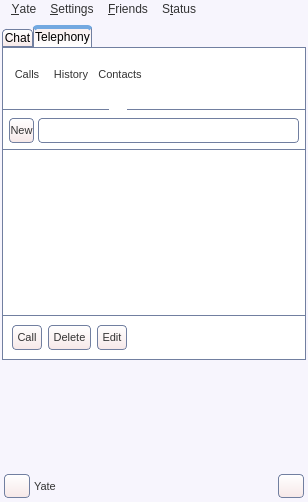
The window that share/skins/default/qt4client.ui (itds-consulting/yate) describes before a commit, drawn with Qt 5.
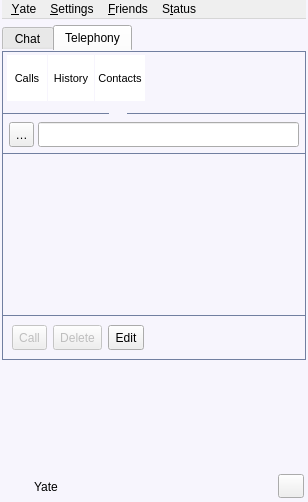
The same window after the commit. The open tabs and pages were chosen to show the change. Icons and pictures are not drawn.

Commit message: Added application stylesheet file. Removed global stylesheet from UI files. Increased font size.

The edit to the form file:
```diff
--- a/share/skins/default/qt4client.ui
+++ b/share/skins/default/qt4client.ui
@@ -37,121 +37,7 @@
    <string>QWidget#mainwindow {
   background:#f7f5fd;
 }
-QMenu {
-  border: 1px solid #717fa0;
-  background: #ffffff;
-  selection-color: #ffffff;
-  selection-background-color: #48a4d7;
-  color:#333333;
-}
-QMenu::item:disabled { color: #bbbbbb;}
-QMenu::separator { color: #a9c2c2;}
-QLabel {
-  color:#333333;
-  font-size: 11px;
-}
-QLineEdit {
-  color:#333333;
-  border: 1px solid #717fa0;
-  border-radius: 4px;
-}
-QListWidget {
-  color:#333333;
-}
-QAbstractButton {
-  border: 1px solid #717fa0;
-  border-radius: 4px;
-  font-size: 11px;
-  color: #333333;
-  background: qlineargradient(x1: 0, y1: 0, x2: 0, y2: 1, stop: 0 #ffffff, stop: 1 #f6e8e8);
-}
-QAbstractButton:hover {
-  background: qlineargradient(x1: 0, y1: 0, x2: 0, y2: 1, stop: 0 #ffffff, stop: 1 #f9f3f3);
-}
-QAbstractButton:pressed {
-  background: qlineargradient(x1: 0, y1: 0, x2: 0, y2: 1, stop: 0 #f6e8e8, stop: 1 #ffffff);
-}
-QComboBox::down-arrow { image: url(cb_arrow.png); }
-QComboBox::down-arrow:on { top: 1px; left: 1px; }
-QComboBox:!editable {
-  padding-left: 2px;
-  padding-right: 2px;
-  border: 1px solid #717fa0;
-  border-radius: 4px;
-}
-QComboBox:editable {
-  padding-left: 2px;
-  padding-right: 24px;
-  border: 1px solid #717fa0;
-  border-radius: 4px;
-}
-QComboBox::drop-down {
-  width: 22px;
-  border-left: 1px solid #717fa0;
-}
-QCheckBox::indicator:checked { image: url(checkbox_on.png); }
-QCheckBox::indicator:unchecked { image: url(checkbox_off.png); }
-QRadioButton::indicator:checked { image: url(radio_on.png); }
-QRadioButton::indicator:unchecked { image: url(radio_off.png); }
-QTreeWidget {
-  border: 0px;
-  background:white;
-  selection-background-color: lightblue;
-}
-QTreeView::branch { background:white; }
-QHeaderView::section {
-  padding-left: 4px;
-  border: 0px;
-  border-right: 1px solid #e3e6e9;
-  border-bottom: 1px solid #a9c2c2;
-  background: qlineargradient(x1: 0, y1: 0, x2: 0, y2: 1, stop: 0 #ffffff, stop: 1 #fbeded);
-}
-QScrollBar {
-  border: 1px solid #717fa0;
-  background: white;
-}
-QScrollBar::handle {
-  background: qlineargradient(x1: 0, y1: 0, x2: 0, y2: 1, stop: 0 #ffffff, stop: 1 #f6e8e8);
-  border: 1px solid #717fa0;
-}
-QScrollBar:vertical {
-  width: 14px;
-  margin: 16px 0px 16px 0px;
-  border-top: 0px;
-  border-bottom: 0px;
-  border-right: 0px;
-}
-QScrollBar:horizontal {
-  height: 14px;
-  margin: 0px 16px 0px 16px;
-  border-left: 0px;
-  border-right: 0px;
-  border-bottom: 0px;
-}
-QScrollBar::add-line {
-  height: 13px;
-  width: 13px;
-  border: 1px solid #717fa0;
-  subcontrol-origin: margin;
-  background: qlineargradient(x1: 0, y1: 0, x2: 0, y2: 1, stop: 0 #ffffff, stop: 1 #f6e8e8);
-}
-QScrollBar::sub-line {
-  height: 13px;
-  width: 13px;
-  border: 1px solid #717fa0;
-  subcontrol-origin: margin;
-  background: qlineargradient(x1: 0, y1: 0, x2: 0, y2: 1, stop: 0 #ffffff, stop: 1 #f6e8e8);
-}
-QScrollBar::handle:vertical { border-left: 0px; border-right: 0px; }
-QScrollBar::handle:horizontal { border-top: 0px; border-bottom: 0px; }
-QScrollBar::add-line:vertical { subcontrol-position: bottom; image: url(scroll_down.png); height: 14px; }
-QScrollBar::sub-line:vertical { subcontrol-position: top; image: url(scroll_up.png); height: 14px; }
-QScrollBar::add-line:horizontal { subcontrol-position: right; image: url(scroll_right.png); width: 14px; }
-QScrollBar::sub-line:horizontal { subcontrol-position: left; image: url(scroll_left.png); width: 14px; }
-QScrollBar::up-arrow:pressed { border: 1px solid #717fa0; }
-QScrollBar::down-arrow:pressed { border: 1px solid #717fa0; }
-QScrollBar::left-arrow:pressed { border: 1px solid #717fa0; }
-QScrollBar::right-arrow:pressed { border: 1px solid #717fa0; }
+
 </string>
   </property>
   <property name="_yate_hideonclose" stdset="0" >
@@ -181,24 +67,6 @@
        <verstretch>0</verstretch>
       </sizepolicy>
      </property>
-     <property name="styleSheet" >
-      <string>QMenuBar { border: 0px; background-color:transparent;}
-QMenuBar::item { color:#333333; }
-QMenuBar::item:selected {
-  background-color: #48a4d7;
-  color: #ffffff;
-}
-QMenu {
-  border: 1px solid #717fa0;
-  background: #ffffff;
-  selection-color: #ffffff;
-  selection-background-color: #48a4d7;
-  color:#333333;
-}
-QMenu::item:disabled { color: #bbbbbb;}
-QMenu::separator { color: #a9c2c2;}
-</string>
-     </property>
      <widget class="QMenu" name="menuYate" >
       <property name="title" >
        <string>&amp;Yate</string>
@@ -306,29 +174,9 @@
      </property>
      <property name="styleSheet" >
       <string>QTabWidget::pane {      
-  border: 0px;
+  border: 0px solid #717fa0;
   border-top: 1px solid #717fa0;
-  background:  #ffffff;
 }
-QTabBar { font: 12px; }
-QTabBar::tab {
-  padding: 1px 1px 1px 1px;
-  background: qlineargradient(x1: 0, y1: 0, x2: 0, y2: 1, stop: 0 #ffffff, stop: 1 #f6e8e8);
-  border: 1px solid #717fa0;
-  border-top-left-radius: 4px;
-  border-top-right-radius: 4px;
-  min-height: 3ex;
-}
-QTabBar::tab:hover { background: qlineargradient(x1: 0, y1: 0, x2: 0, y2: 1, stop: 0 #ffffff, stop: 1 #f9f3f3); }
-QTabBar::tab:selected {
-  border-bottom-color: #ffffff;
-  padding-top: 0px;
-  border-top: 4px solid #73a9e1;
-  border-top-left-radius: 4px;
-  border-top-right-radius: 4px;
-  background: qlineargradient(x1: 0, y1: 0, x2: 0, y2: 1, stop: 0 #f9efef, stop: 1 #ffffff);
-}
-QTabBar::tab:!selected { margin-top: 4px; }
 </string>
      </property>
      <property name="tabShape" >
@@ -2358,79 +2206,32 @@
                  </widget>
                 </item>
                 <item>
-                 <layout class="QHBoxLayout" >
-                  <property name="spacing" >
-                   <number>0</number>
+                 <widget class="QLineEdit" name="search_contact" >
+                  <property name="minimumSize" >
+                   <size>
+                    <width>0</width>
+                    <height>25</height>
+                   </size>
                   </property>
-                  <item>
-                   <widget class="QLabel" name="label_7" >
-                    <property name="sizePolicy" >
-                     <sizepolicy vsizetype="Fixed" hsizetype="Fixed" >
-                      <horstretch>0</horstretch>
-                      <verstretch>0</verstretch>
-                     </sizepolicy>
-                    </property>
-                    <property name="minimumSize" >
-                     <size>
-                      <width>25</width>
-                      <height>25</height>
-                     </size>
-                    </property>
-                    <property name="maximumSize" >
-                     <size>
-                      <width>25</width>
-                      <height>25</height>
-                     </size>
-                    </property>
-                    <property name="styleSheet" >
-                     <string>QLabel {
-  background: white;
-  border: 1px solid #717fa0;
-  border-right: 0px;
-  border-top-left-radius: 4px;
-  border-bottom-left-radius: 4px;
+                  <property name="maximumSize" >
+                   <size>
+                    <width>16777215</width>
+                    <height>25</height>
+                   </size>
+                  </property>
+                  <property name="styleSheet" >
+                   <string>QLineEdit {
+  background-image: url(search.png);
+  background-repeat: no-repeat;
+  background-position: left;
+  padding-left: 20px;
 }
 </string>
-                    </property>
-                    <property name="pixmap" >
-                     <pixmap>search.png</pixmap>
-                    </property>
-                    <property name="alignment" >
-                     <set>Qt::AlignCenter</set>
-                    </property>
-                   </widget>
-                  </item>
-                  <item>
-                   <widget class="QLineEdit" name="search_contact" >
-                    <property name="minimumSize" >
-                     <size>
-                      <width>0</width>
-                      <height>25</height>
-                     </size>
-                    </property>
-                    <property name="maximumSize" >
-                     <size>
-                      <width>16777215</width>
-                      <height>25</height>
-                     </size>
-                    </property>
-                    <property name="styleSheet" >
-                     <string>QLineEdit {
-  border: 1px solid #717fa0;
-  border-left: 0px;
-  border-bottom-right-radius: 4px;
-  border-top-right-radius: 4px;
-  border-top-left-radius: 0px;
-  border-bottom-left-radius: 0px;
-}
-</string>
-                    </property>
-                    <property name="_yate_textchangednotify" stdset="0" >
-                     <bool>true</bool>
-                    </property>
-                   </widget>
-                  </item>
-                 </layout>
+                  </property>
+                  <property name="_yate_textchangednotify" stdset="0" >
+                   <bool>true</bool>
+                  </property>
+                 </widget>
                 </item>
                </layout>
               </item>
```
Left out of the diff: 78 changed lines with no effect on the pictures. The commit also changes 26 other files.
